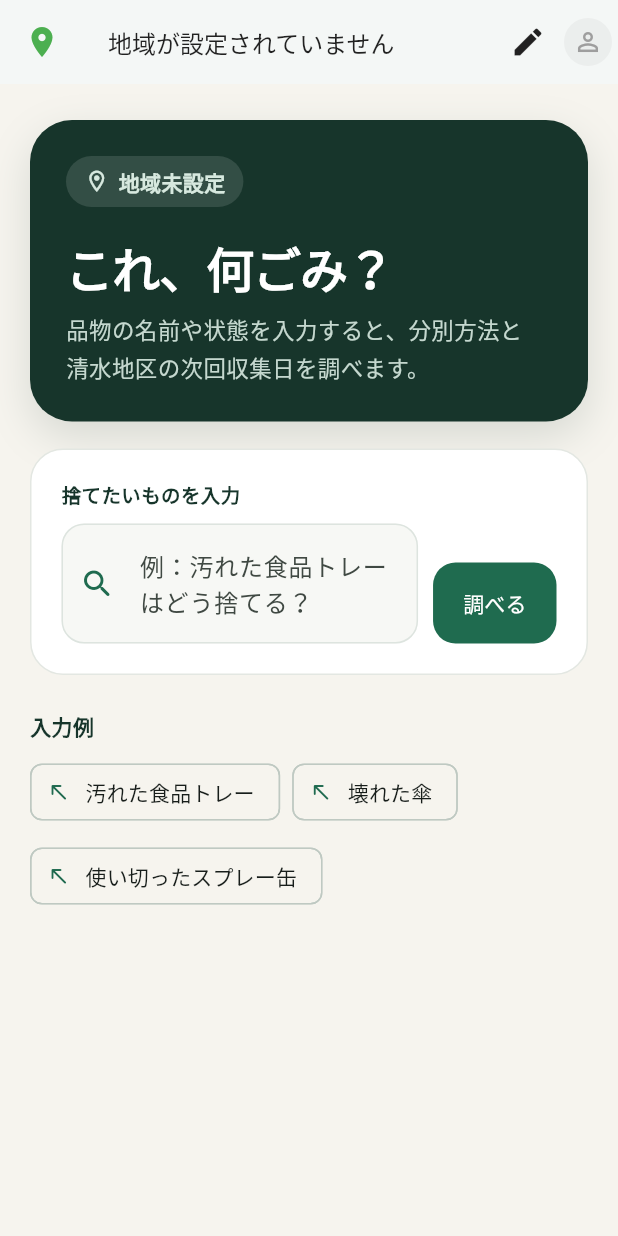
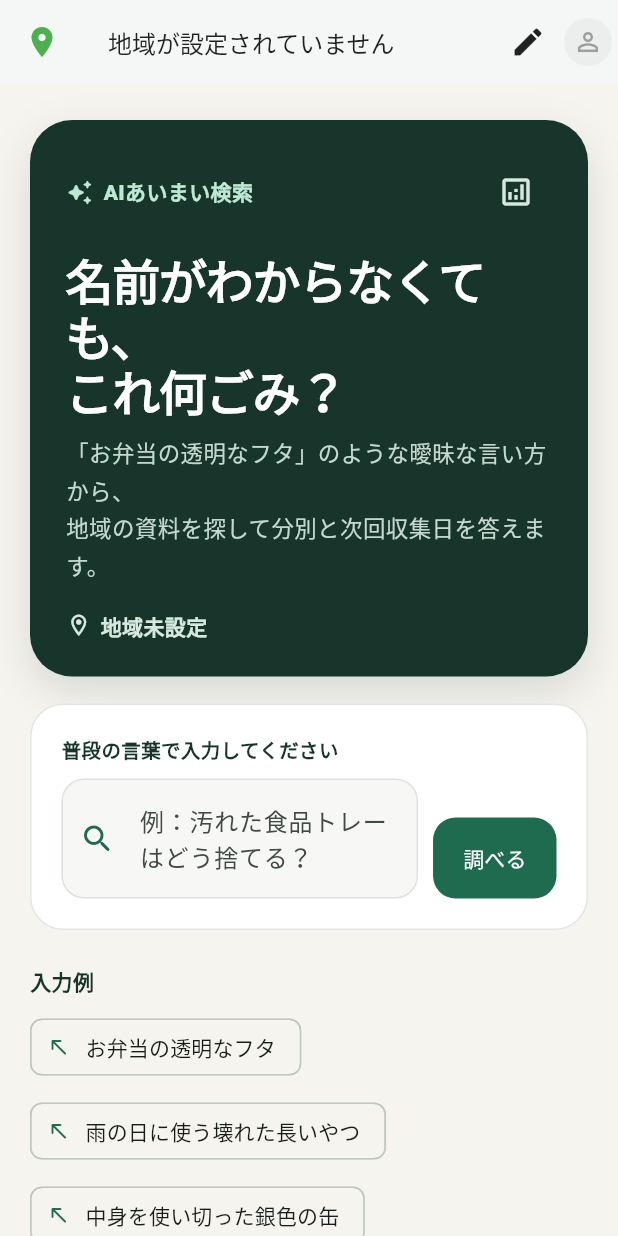
Before and after one commit to nlp-pbl-2026/garbage-app, a Flutter app: the SearchScreen screen opened directly, on a phone screen of 412 x 824 dp. Run offline on Flutter 3.47's test engine with Material 3 defaults, Android fonts, the phone set to English and light mode, and no system bars; our stand-ins replace camera, csv, flutter_local_notifications, flutter_riverpod, geocoding, geolocator and 6 more; accounts and stored records are empty.

Commit message:
feat: あいまい検索と分析UIを強化

```diff
--- a/frontend/lib/screens/search_screen.dart
+++ b/frontend/lib/screens/search_screen.dart
@@ -7,6 +7,7 @@ import '../providers/region_provider.dart';
 import '../services/waste_guide_service.dart';
 import '../widgets/region_header.dart';
 import 'region_selection_screen.dart';
+import 'search_analytics_screen.dart';
 
 class SearchScreen extends ConsumerStatefulWidget {
   const SearchScreen({super.key});
@@ -160,36 +161,35 @@ class _SearchScreenState extends ConsumerState<SearchScreen> {
       child: Column(
         crossAxisAlignment: CrossAxisAlignment.start,
         children: [
-          Container(
-            padding: const EdgeInsets.symmetric(horizontal: 12, vertical: 7),
-            decoration: BoxDecoration(
-              color: Colors.white.withOpacity(0.12),
-              borderRadius: BorderRadius.circular(99),
-            ),
-            child: Row(
-              mainAxisSize: MainAxisSize.min,
-              children: [
-                const Icon(
-                  Icons.location_on_outlined,
-                  color: Color(0xFFD7E9DF),
-                  size: 17,
-                ),
-                const SizedBox(width: 6),
-                Text(
-                  region == null
-                      ? '地域未設定'
-                      : '${region.municipalityName}・${region.districtName}地区',
-                  style: const TextStyle(
-                    color: Color(0xFFD7E9DF),
-                    fontWeight: FontWeight.w600,
+          Row(
+            children: [
+              const Expanded(
+                child: Row(children: [
+                  Icon(Icons.auto_awesome_rounded,
+                      color: Color(0xFFBDE8D3), size: 18),
+                  SizedBox(width: 7),
+                  Text('AIあいまい検索',
+                      style: TextStyle(
+                          color: Color(0xFFBDE8D3),
+                          fontWeight: FontWeight.w800)),
+                ]),
+              ),
+              IconButton(
+                tooltip: '検索ログを分析',
+                onPressed: () => Navigator.push(
+                  context,
+                  MaterialPageRoute(
+                    builder: (_) => const SearchAnalyticsScreen(),
                   ),
                 ),
-              ],
-            ),
+                icon: const Icon(Icons.analytics_outlined,
+                    color: Color(0xFFD7E9DF)),
+              ),
+            ],
           ),
-          const SizedBox(height: 22),
+          const SizedBox(height: 16),
           const Text(
-            'これ、何ごみ？',
+            '名前がわからなくても、\nこれ何ごみ？',
             style: TextStyle(
               color: Colors.white,
               fontSize: 32,
@@ -200,13 +200,27 @@ class _SearchScreenState extends ConsumerState<SearchScreen> {
           ),
           const SizedBox(height: 10),
           const Text(
-            '品物の名前や状態を入力すると、分別方法と\n清水地区の次回収集日を調べます。',
+            '「お弁当の透明なフタ」のような曖昧な言い方から、\n'
+            '地域の資料を探して分別と次回収集日を答えます。',
             style: TextStyle(
               color: Color(0xFFC5D8CF),
               fontSize: 15,
               height: 1.65,
             ),
           ),
+          const SizedBox(height: 18),
+          Row(children: [
+            const Icon(Icons.location_on_outlined,
+                color: Color(0xFFD7E9DF), size: 17),
+            const SizedBox(width: 6),
+            Text(
+              region == null
+                  ? '地域未設定'
+                  : '${region.municipalityName}・${region.districtName}地区',
+              style: const TextStyle(
+                  color: Color(0xFFD7E9DF), fontWeight: FontWeight.w600),
+            ),
+          ]),
         ],
       ),
     );
@@ -219,7 +233,7 @@ class _SearchScreenState extends ConsumerState<SearchScreen> {
         crossAxisAlignment: CrossAxisAlignment.start,
         children: [
           Text(
-            isClarification ? '追加情報を入力' : '捨てたいものを入力',
+            isClarification ? '追加情報を入力' : '普段の言葉で入力してください',
             style: const TextStyle(
               color: _ink,
               fontSize: 13,
@@ -400,6 +414,27 @@ class _SearchScreenState extends ConsumerState<SearchScreen> {
                 result.answer ?? '',
                 style: const TextStyle(fontSize: 16, height: 1.75, color: _ink),
               ),
+              if (classification != null) ...[
+                const SizedBox(height: 14),
+                Row(children: [
+                  const Icon(Icons.psychology_outlined,
+                      size: 18, color: Color(0xFF527064)),
+                  const SizedBox(width: 7),
+                  Text(
+                    '判定の確信度 ${(classification.confidence * 100).round()}%',
+                    style: const TextStyle(
+                        color: Color(0xFF527064), fontWeight: FontWeight.w700),
+                  ),
+                ]),
+              ],
+              if (result.rewrittenQuery.isNotEmpty &&
+                  result.rewrittenQuery != _originalQuery) ...[
+                const SizedBox(height: 10),
+                Text(
+                  '検索時の言い換え: ${result.rewrittenQuery}',
+                  style: const TextStyle(fontSize: 12, color: Colors.black54),
+                ),
+              ],
               if (result.nextCollection != null) ...[
                 const SizedBox(height: 18),
                 Container(
@@ -483,7 +518,7 @@ class _SearchScreenState extends ConsumerState<SearchScreen> {
   }
 
   Widget _buildExamples() {
-    const examples = ['汚れた食品トレー', '壊れた傘', '使い切ったスプレー缶'];
+    const examples = ['お弁当の透明なフタ', '雨の日に使う壊れた長いやつ', '中身を使い切った銀色の缶'];
     return Padding(
       padding: const EdgeInsets.only(top: 6),
       child: Column(
```
Also changed, not shown: frontend/lib/screens/search_analytics_screen.dart (added, +220 -0 lines), frontend/lib/services/search_analytics_service.dart (added, +94 -0 lines).
